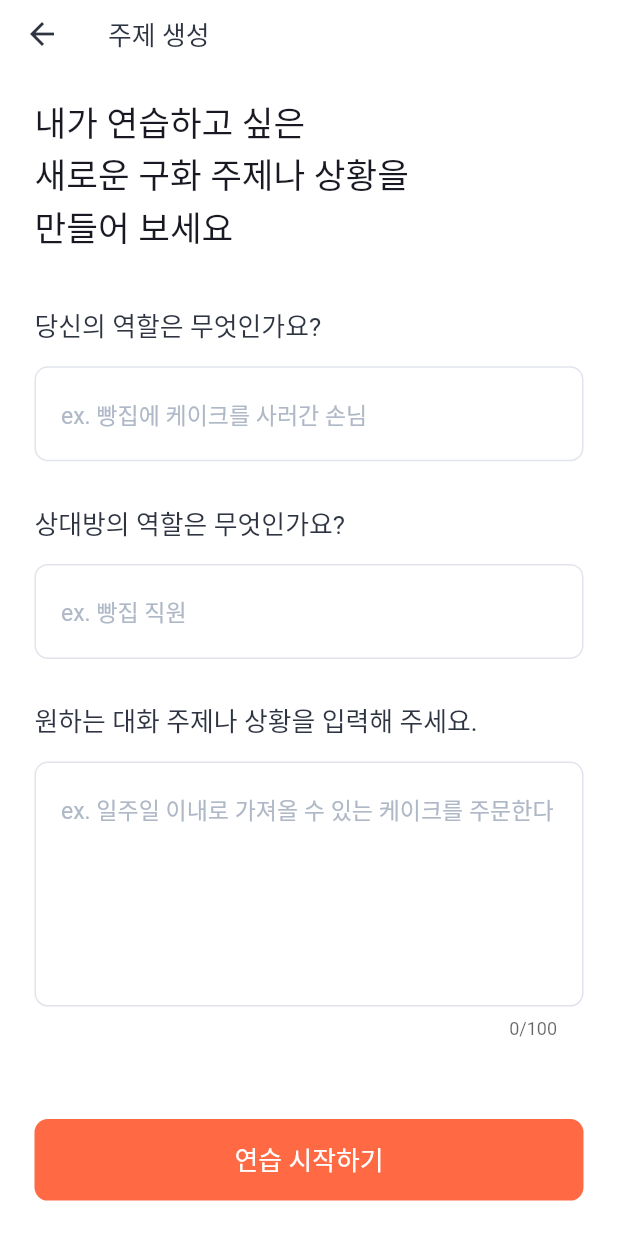
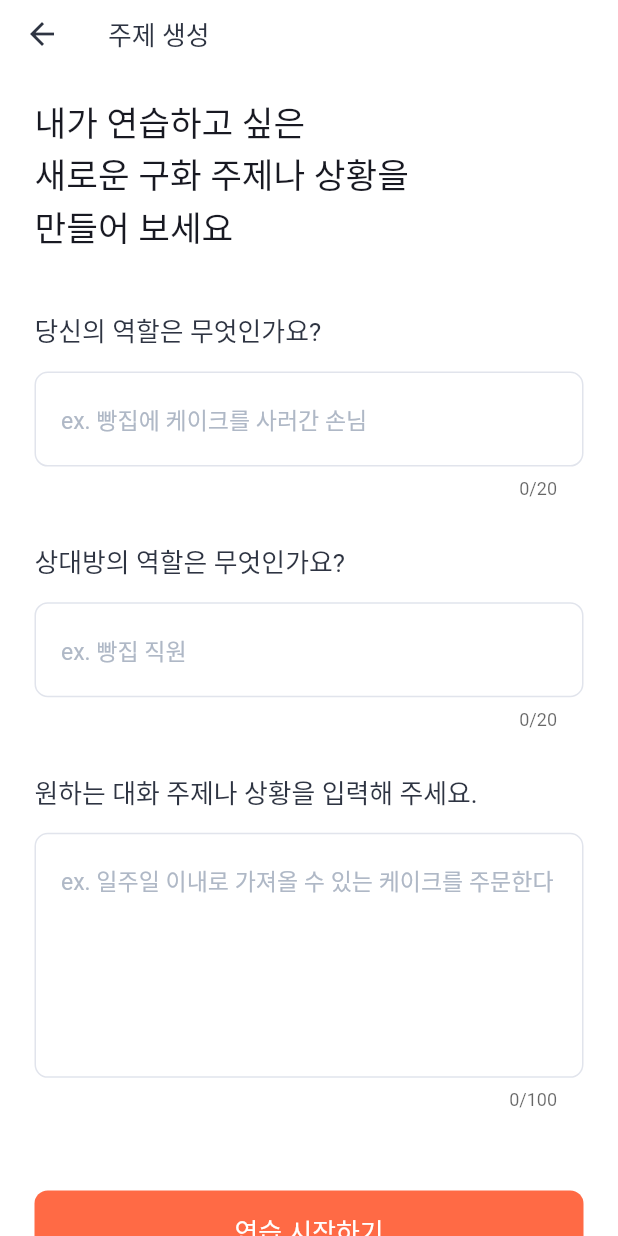
Before and after one commit to sookmyung-graduation-project-2023/lipread_client, a Flutter app: the CreateChatScreen screen opened directly, on a phone screen of 412 x 824 dp. Run offline on Flutter 3.47's test engine with Material 2 defaults, Android fonts, the phone set to English and light mode, and no system bars; our stand-ins replace flutter_screenutil, flutter_svg, video_player; missing offline and left inert: dart:ffi; Roboto replaces fonts that are missing (Pretendard).

Commit message:
Feat#2: Create Chat Screen 글자수 제한 설정
- Create Chat Screen 나의 역할 글자수 20자로 제한
- Create Chat Screen 상대방의 역할 글자수 20자로 제한

```diff
--- a/lib/screens/chat/create_chat_screen.dart
+++ b/lib/screens/chat/create_chat_screen.dart
@@ -78,7 +78,7 @@ class _CreateChatScreenState extends State<CreateChatScreen> {
               Text('내가 연습하고 싶은\n새로운 구화 주제나 상황을\n만들어 보세요',
                   style: FontStyles.titleTextStyle),
               SizedBox(
-                height: 40.h,
+                height: 44.h,
               ),
               Text(
                 "당신의 역할은 무엇인가요?",
@@ -91,6 +91,7 @@ class _CreateChatScreenState extends State<CreateChatScreen> {
                 onChanged: (value) => setState(() {}),
                 controller: _myRoleTextController,
                 style: textFieldTextStyle,
+                maxLength: 20,
                 maxLines: 1,
                 keyboardType: TextInputType.multiline,
                 decoration: InputDecoration(
@@ -117,6 +118,7 @@ class _CreateChatScreenState extends State<CreateChatScreen> {
                 onChanged: (value) => setState(() {}),
                 controller: _otherRoleController,
                 style: textFieldTextStyle,
+                maxLength: 20,
                 maxLines: 1,
                 keyboardType: TextInputType.multiline,
                 decoration: InputDecoration(
```
